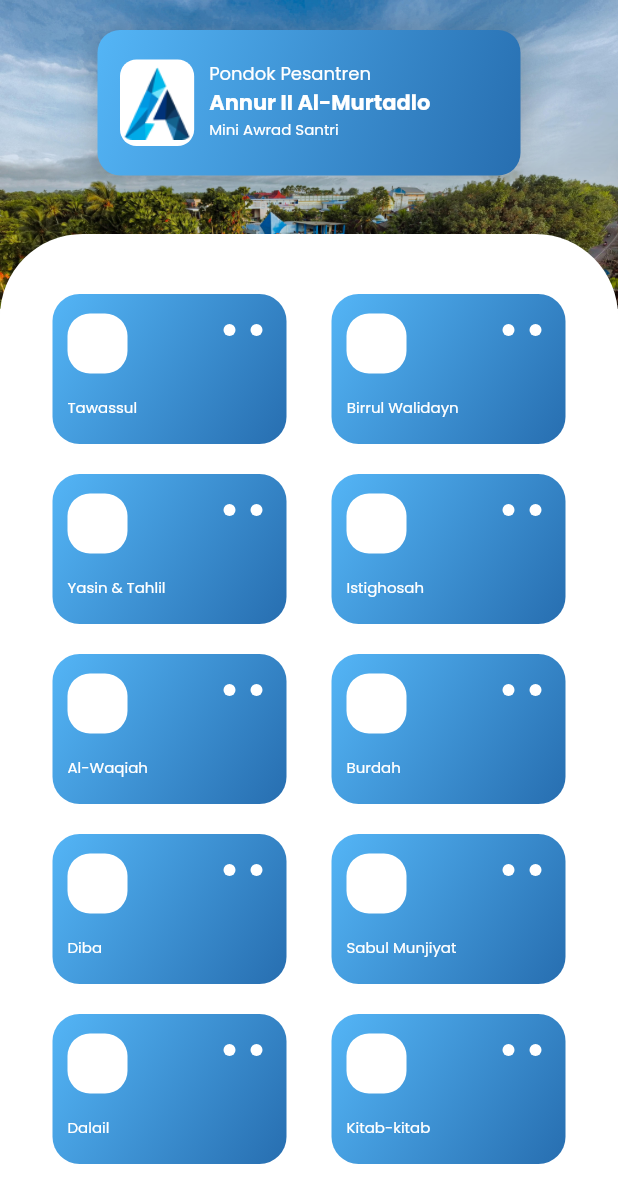
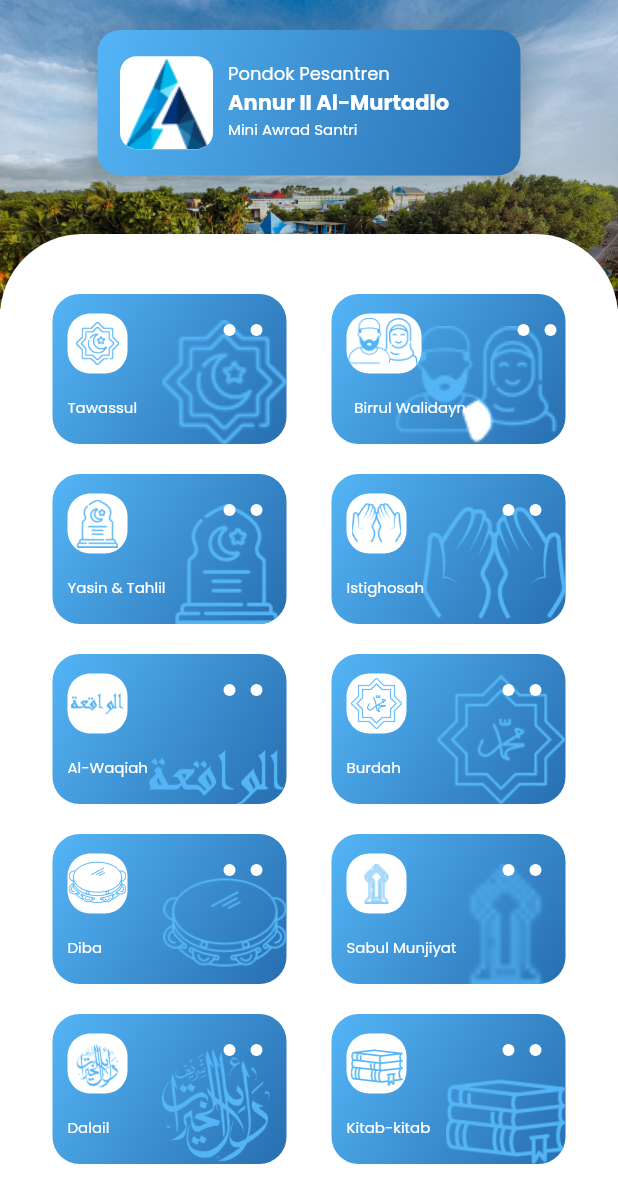
Before and after one commit to sapret19/miniawradreborn, a Flutter app: the screen it shows after launch, on a phone screen of 412 x 824 dp. Shown: the top 1203 px of the screen. Run offline on Flutter 3.47's test engine with Material 2 defaults, Android fonts, the phone set to English and light mode, and no system bars; our stand-ins replace sizer.

Commit message:
baru lagi

```diff
--- a/lib/body.dart
+++ b/lib/body.dart
@@ -57,8 +57,8 @@ class _bodyState extends State<body> {
                   child: Row(
                     children: [
                       Container(
-                        height: 7.h,
-                        width: 12.w,
+                        height: 62,
+                        width: 62,
                         margin: EdgeInsets.only(left: 15),
                         decoration: const BoxDecoration(
                           color: Colors.white,
@@ -136,6 +136,11 @@ class _bodyState extends State<body> {
                       height: 100,
                       width: 156,
                       decoration: BoxDecoration(
+                          image: DecorationImage(
+                              alignment: Alignment.bottomRight,
+                              image: ExactAssetImage(
+                                  'assets/images/tawassul.png',
+                                  scale: 0.7)),
                           gradient: LinearGradient(
                               begin: Alignment.topLeft,
                               end: Alignment.bottomRight,
@@ -160,6 +165,10 @@ class _bodyState extends State<body> {
                                 width: 40,
                                 decoration: BoxDecoration(
                                     color: Colors.white,
+                                    image: DecorationImage(
+                                        image: ExactAssetImage(
+                                            'assets/images/tawassul.png',
+                                            scale: 2)),
                                     borderRadius:
                                         BorderRadius.all(Radius.circular(15))),
                               ),
@@ -201,6 +210,15 @@ class _bodyState extends State<body> {
                         ],
                       ),
                     ),
+                    // Container(
+                    //   margin: EdgeInsets.only(top: 40),
+                    //   height: 100,
+                    //   width: 156,
+                    //   decoration: const BoxDecoration(
+                    //       image: DecorationImage(
+                    //           image: ExactAssetImage(
+                    //               'assets/images/kotakan.png'))),
+                    // ),
                     SizedBox(
                       width: 30,
                     ),
@@ -210,6 +228,10 @@ class _bodyState extends State<body> {
                       height: 100,
                       width: 156,
                       decoration: BoxDecoration(
+                          image: DecorationImage(
+                              alignment: Alignment.bottomRight,
+                              image: ExactAssetImage('assets/images/birrul.png',
+                                  scale: 0.7)),
                           gradient: LinearGradient(
                               begin: Alignment.topLeft,
                               end: Alignment.bottomRight,
@@ -229,9 +251,13 @@ class _bodyState extends State<body> {
                                 margin: EdgeInsets.fromLTRB(10, 13, 45, 0),
                                 // EdgeInsets.only(left: 20, top: 15, right: 30),
                                 height: 40,
-                                width: 40,
+                                width: 50,
                                 decoration: BoxDecoration(
                                     color: Colors.white,
+                                    image: DecorationImage(
+                                        image: ExactAssetImage(
+                                      'assets/images/birrul.png',
+                                    )),
                                     borderRadius:
                                         BorderRadius.all(Radius.circular(15))),
                               ),
@@ -286,6 +312,10 @@ class _bodyState extends State<body> {
                       height: 100,
                       width: 156,
                       decoration: BoxDecoration(
+                          image: DecorationImage(
+                              alignment: Alignment.bottomRight,
+                              image: ExactAssetImage('assets/images/yasin.png',
+                                  scale: 1.2)),
                           gradient: LinearGradient(
                               begin: Alignment.topLeft,
                               end: Alignment.bottomRight,
@@ -309,6 +339,10 @@ class _bodyState extends State<body> {
                                 height: 40,
                                 width: 40,
                                 decoration: BoxDecoration(
+                                    image: DecorationImage(
+                                        image: ExactAssetImage(
+                                            'assets/images/yasin.png',
+                                            scale: 3)),
                                     color: Colors.white,
                                     borderRadius:
                                         BorderRadius.all(Radius.circular(15))),
@@ -360,6 +394,11 @@ class _bodyState extends State<body> {
                       height: 100,
                       width: 156,
                       decoration: BoxDecoration(
+                          image: DecorationImage(
+                              alignment: Alignment.bottomRight,
+                              image: ExactAssetImage(
+                                  'assets/images/istighosah.png',
+                                  scale: 1.4)),
                           gradient: LinearGradient(
                               begin: Alignment.topLeft,
                               end: Alignment.bottomRight,
@@ -383,6 +422,10 @@ class _bodyState extends State<body> {
                                 height: 40,
                                 width: 40,
                                 decoration: BoxDecoration(
+                                    image: DecorationImage(
+                                        image: ExactAssetImage(
+                                            'assets/images/istighosah.png',
+                                            scale: 4)),
                                     color: Colors.white,
                                     borderRadius:
                                         BorderRadius.all(Radius.circular(15))),
@@ -441,6 +484,10 @@ class _bodyState extends State<body> {
                       height: 100,
                       width: 156,
                       decoration: BoxDecoration(
+                          image: DecorationImage(
+                              alignment: Alignment.bottomRight,
+                              image: ExactAssetImage('assets/images/waqiah.png',
+                                  scale: 2.7)),
                           gradient: LinearGradient(
                               begin: Alignment.topLeft,
                               end: Alignment.bottomRight,
@@ -464,6 +511,10 @@ class _bodyState extends State<body> {
                                 height: 40,
                                 width: 40,
                                 decoration: BoxDecoration(
+                                    image: DecorationImage(
+                                        image: ExactAssetImage(
+                                            'assets/images/waqiah.png',
+                                            scale: 7)),
                                     color: Colors.white,
                                     borderRadius:
                                         BorderRadius.all(Radius.circular(15))),
@@ -515,6 +566,10 @@ class _bodyState extends State<body> {
                       height: 100,
                       width: 156,
                       decoration: BoxDecoration(
+                          image: DecorationImage(
+                              alignment: Alignment.bottomRight,
+                              image: ExactAssetImage('assets/images/burdah.png',
+                                  scale: 1.2)),
                           gradient: LinearGradient(
                               begin: Alignment.topLeft,
                               end: Alignment.bottomRight,
@@ -538,6 +593,10 @@ class _bodyState extends State<body> {
                                 height: 40,
                                 width: 40,
                                 decoration: BoxDecoration(
+                                    image: DecorationImage(
+                                        image: ExactAssetImage(
+                                            'assets/images/burdah.png',
+                                            scale: 3)),
                                     color: Colors.white,
                                     borderRadius:
                                         BorderRadius.all(Radius.circular(15))),
@@ -592,10 +651,13 @@ class _bodyState extends State<body> {
                   children: [
                     // Diba
                     Container(
-                      // margin: EdgeInsets.only(top: 40),
                       height: 100,
                       width: 156,
                       decoration: BoxDecoration(
+                          image: DecorationImage(
+                              alignment: Alignment.bottomRight,
+                              image: ExactAssetImage('assets/images/diba.png',
+                                  scale: 1.4)),
                           gradient: LinearGradient(
                               begin: Alignment.topLeft,
                               end: Alignment.bottomRight,
@@ -619,6 +681,10 @@ class _bodyState extends State<body> {
                                 height: 40,
                                 width: 40,
                                 decoration: BoxDecoration(
+                                    image: DecorationImage(
+                                        image: ExactAssetImage(
+                                            'assets/images/diba.png',
+                                            scale: 3)),
                                     color: Colors.white,
                                     borderRadius:
                                         BorderRadius.all(Radius.circular(15))),
@@ -670,6 +736,10 @@ class _bodyState extends State<body> {
                       height: 100,
                       width: 156,
                       decoration: BoxDecoration(
+                          image: DecorationImage(
+                              alignment: Alignment.bottomRight,
+                              image: ExactAssetImage('assets/images/sabul.png',
+                                  scale: 0.3)),
                           gradient: LinearGradient(
                               begin: Alignment.topLeft,
                               end: Alignment.bottomRight,
@@ -693,6 +763,10 @@ class _bodyState extends State<body> {
                                 height: 40,
                                 width: 40,
                                 decoration: BoxDecoration(
+                                    image: DecorationImage(
+                                        image: ExactAssetImage(
+                                            'assets/images/sabul.png',
+                                            scale: 0.9)),
                                     color: Colors.white,
                                     borderRadius:
                                         BorderRadius.all(Radius.circular(15))),
@@ -751,6 +825,10 @@ class _bodyState extends State<body> {
                       height: 100,
                       width: 156,
                       decoration: BoxDecoration(
+                          image: DecorationImage(
+                              alignment: Alignment.bottomRight,
+                              image: ExactAssetImage('assets/images/dalail.png',
+                                  scale: 2.3)),
                           gradient: LinearGradient(
                               begin: Alignment.topLeft,
                               end: Alignment.bottomRight,
@@ -774,6 +852,10 @@ class _bodyState extends State<body> {
                                 height: 40,
                                 width: 40,
                                 decoration: BoxDecoration(
+                                    image: DecorationImage(
+                                        image: ExactAssetImage(
+                                            'assets/images/dalail.png',
+                                            scale: 6)),
                                     color: Colors.white,
                                     borderRadius:
                                         BorderRadius.all(Radius.circular(15))),
@@ -825,6 +907,10 @@ class _bodyState extends State<body> {
                       height: 100,
                       width: 156,
                       decoration: BoxDecoration(
+                          image: DecorationImage(
+                              alignment: Alignment.bottomRight,
+                              image: ExactAssetImage('assets/images/kitab.png',
+                                  scale: 1.3)),
                           gradient: LinearGradient(
                               begin: Alignment.topLeft,
                               end: Alignment.bottomRight,
@@ -848,6 +934,10 @@ class _bodyState extends State<body> {
                                 height: 40,
                                 width: 40,
                                 decoration: BoxDecoration(
+                                    image: DecorationImage(
+                                        image: ExactAssetImage(
+                                            'assets/images/kitab.png',
+                                            scale: 3)),
                                     color: Colors.white,
                                     borderRadius:
                                         BorderRadius.all(Radius.circular(15))),
```
Also changed, not shown: assets/images/birrul.png (added), assets/images/burdah.png (added), assets/images/dalail.png (added), assets/images/diba.png (added), assets/images/istighosah.png (added), assets/images/kitab.png (added), assets/images/kotakan.png (added), assets/images/sabul.png (added), assets/images/tawassul.png (added), assets/images/waqiah.png (added), assets/images/yasin.png (added).
